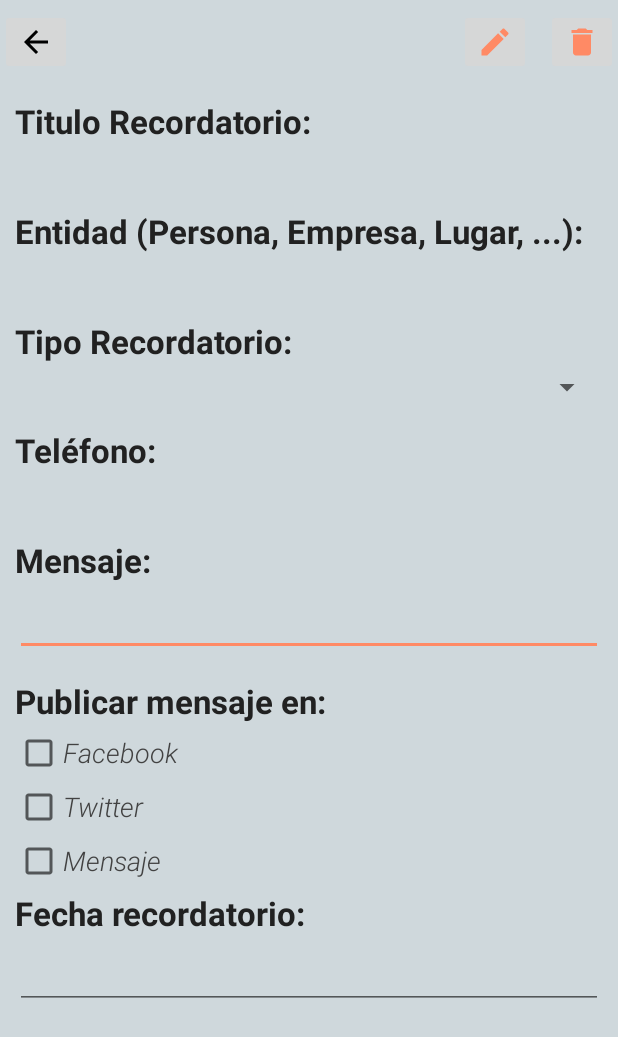
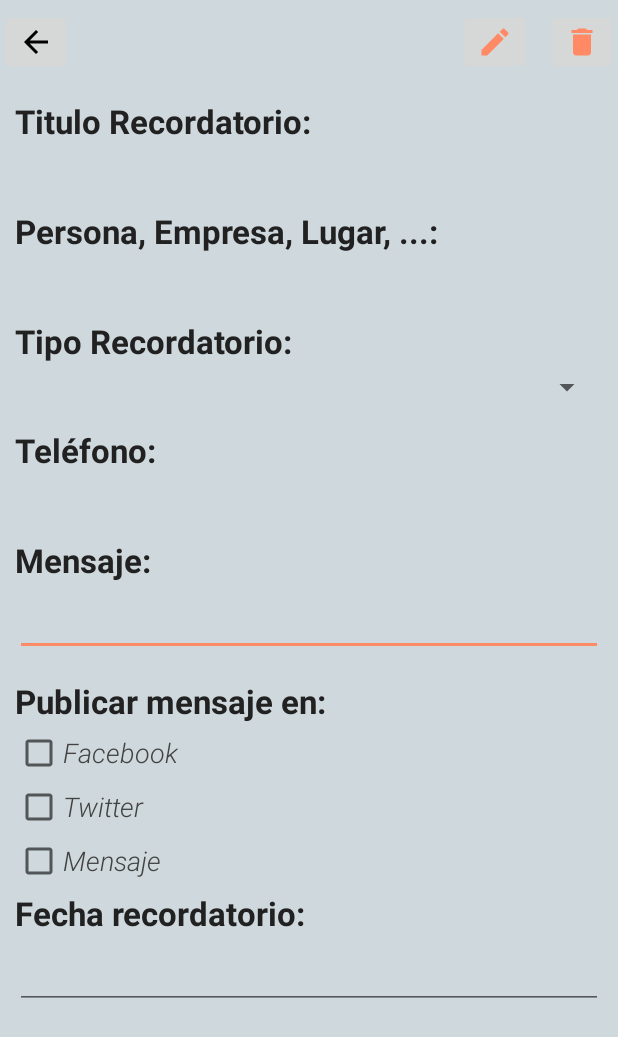
Before and after one commit to 01luisrene/MultiRecordatorio, an Android app: the fragment DetalleRecordatorioFragment shown on its own in the app's theme, on a phone screen of 412 x 824 dp. Shown: the top 1037 px of the screen. Run offline under Robolectric (Android 15) with nearby library versions, the phone set to English and light mode, and no system bars; our stand-ins replace CircleImageView.

Commit message:
Seguimos mejorando el layout 💊

```diff
--- a/app/src/main/res/layout/recordatorio_list_item.xml
+++ b/app/src/main/res/layout/recordatorio_list_item.xml
@@ -62,16 +62,16 @@
 
             <TextView
                 android:id="@+id/tv_name_reminder"
+                style="@style/textFontEntidadListTableta"
                 android:layout_width="match_parent"
                 android:layout_height="wrap_content"
-                style="@style/textFontEntidadListTableta"
                 tools:text="Adalino Mas Trigoso"/>
 
             <TextView
                 android:id="@+id/tv_message_reminder"
+                style="@style/textFontMessageListTableta"
                 android:layout_width="match_parent"
                 android:layout_height="wrap_content"
-                style="@style/textFontMessageListTableta"
                 tools:text="Este es un día muy especial para ti padre y te deseo lo mejor en este día y los que vendrán."/>
 
             <View
--- a/app/src/main/res/values/colors.xml
+++ b/app/src/main/res/values/colors.xml
@@ -14,7 +14,7 @@
 
     <!--Colores item-->
     <color name="colorTitleList">#1e1e1e</color>
-    <color name="colorEntidadList">#333232</color>
+    <color name="colorEntidadList">#282727</color>
     <color name="colorMessageList">#464545</color>
 
     <!--Toolbar Transparente-->
--- a/app/src/main/res/values/strings.xml
+++ b/app/src/main/res/values/strings.xml
@@ -9,7 +9,7 @@
 
     <!--String para el formulario detalle recordatorio-->
     <string name="title_reminder">Titulo Recordatorio:</string>
-    <string name="entity_reminder">Entidad (Persona, Empresa, Lugar, ...):</string>
+    <string name="entity_reminder">Persona, Empresa, Lugar, ...:</string>
     <string name="type_reminder">Tipo Recordatorio:</string>
     <string name="phone_reminder">Teléfono:</string>
     <string name="message_reminder">Mensaje:</string>
```
